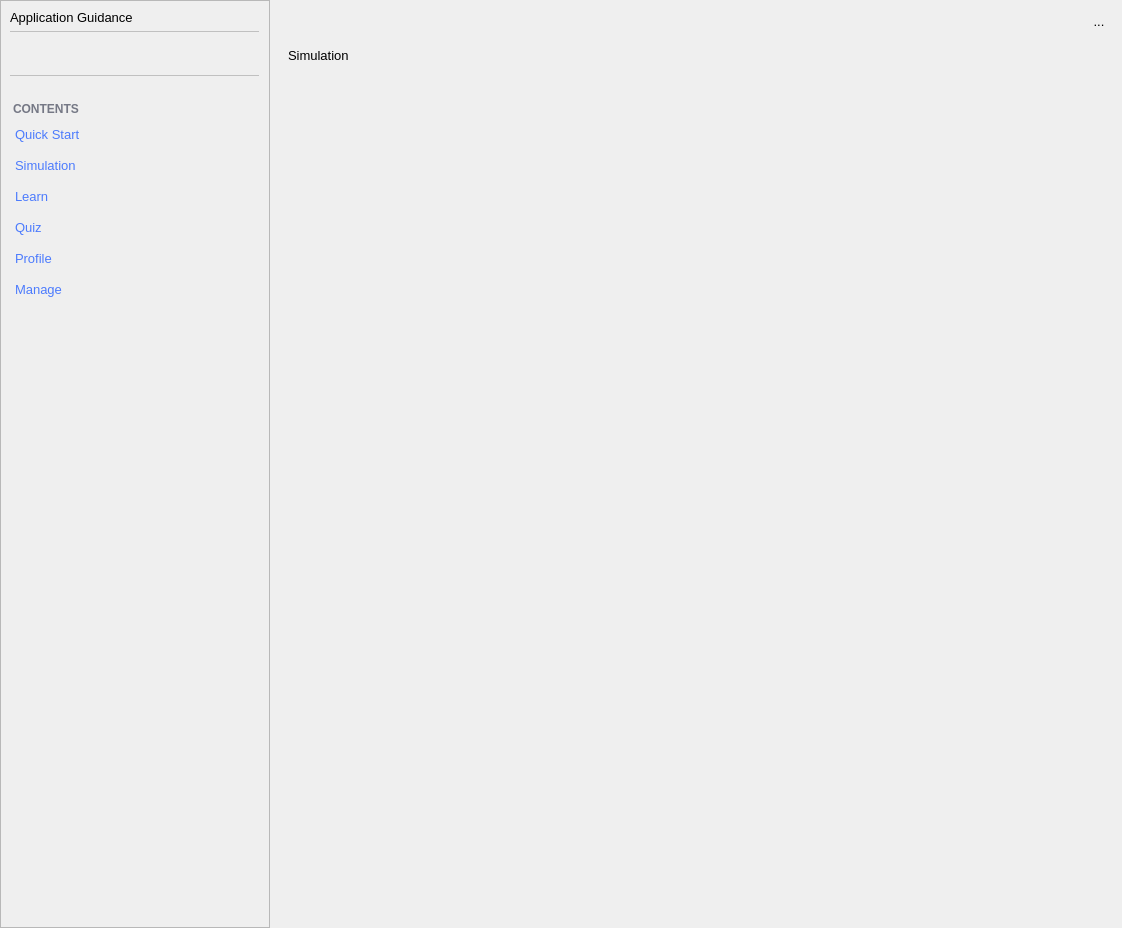
Old version of the form src/views_ui/help_view.ui in the repository devforgely/MFA-Simulator.
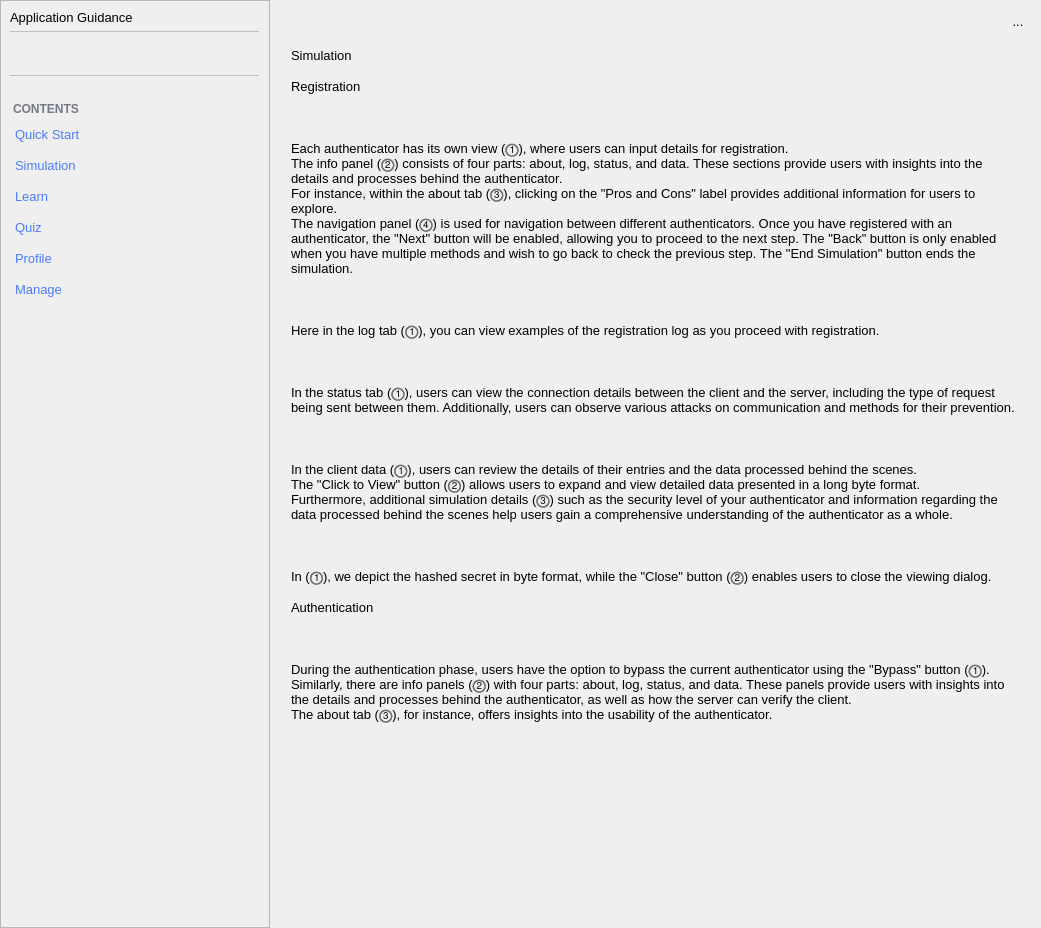
New version of the form. The open tabs and pages were chosen to show the change. Icons and pictures are not drawn. Custom widgets are drawn as their Qt base class.

Commit message: update help view

```diff
--- a/src/views_ui/help_view.ui
+++ b/src/views_ui/help_view.ui
@@ -6,7 +6,7 @@
    <rect>
     <x>0</x>
     <y>0</y>
-    <width>1122</width>
+    <width>1041</width>
     <height>928</height>
    </rect>
   </property>
@@ -79,6 +79,10 @@
 	background-color: transparent;
 }
 
+#stackedWidget QLabel {
+	margin-bottom: 10px;
+}
+
 #content1, #content2, #content3, #content4, #content5, #content6 {
 	background-color: transparent;
 }
@@ -463,8 +467,8 @@
                <rect>
                 <x>0</x>
                 <y>0</y>
-                <width>830</width>
-                <height>866</height>
+                <width>1412</width>
+                <height>6079</height>
                </rect>
               </property>
               <layout class="QVBoxLayout" name="verticalLayout_7">
@@ -475,6 +479,147 @@
                  </property>
                 </widget>
                </item>
+               <item>
+                <widget class="Heading2" name="label_10">
+                 <property name="text">
+                  <string>Registration</string>
+                 </property>
+                </widget>
+               </item>
+               <item>
+                <widget class="Picture" name="label_11">
+                 <property name="text">
+                  <string/>
+                 </property>
+                 <property name="pixmap">
+                  <pixmap>../resources/images/help/simulate1.png</pixmap>
+                 </property>
+                </widget>
+               </item>
+               <item>
+                <widget class="QLabel" name="label_12">
+                 <property name="text">
+                  <string>Each authenticator has its own view (⓵), where users can input details for registration.
+The info panel (⓶) consists of four parts: about, log, status, and data. These sections provide users with insights into the details and processes behind the authenticator.
+For instance, within the about tab (⓷), clicking on the &quot;Pros and Cons&quot; label provides additional information for users to explore.
+The navigation panel (⓸) is used for navigation between different authenticators. Once you have registered with an authenticator, the &quot;Next&quot; button will be enabled, allowing you to proceed to the next step. The &quot;Back&quot; button is only enabled when you have multiple methods and wish to go back to check the previous step. The &quot;End Simulation&quot; button ends the simulation.</string>
+                 </property>
+                 <property name="wordWrap">
+                  <bool>true</bool>
+                 </property>
+                </widget>
+               </item>
+               <item>
+                <widget class="Picture" name="label_13">
+                 <property name="text">
+                  <string/>
+                 </property>
+                 <property name="pixmap">
+                  <pixmap>../resources/images/help/simulate2.png</pixmap>
+                 </property>
+                </widget>
+               </item>
+               <item>
+                <widget class="QLabel" name="label_14">
+                 <property name="text">
+                  <string>Here in the log tab (⓵), you can view examples of the registration log as you proceed with registration.</string>
+                 </property>
+                 <property name="wordWrap">
+                  <bool>true</bool>
+                 </property>
+                </widget>
+               </item>
+               <item>
+                <widget class="Picture" name="label_15">
+                 <property name="text">
+                  <string/>
+                 </property>
+                 <property name="pixmap">
+                  <pixmap>../resources/images/help/simulate3.png</pixmap>
+                 </property>
+                </widget>
+               </item>
+               <item>
+                <widget class="QLabel" name="label_16">
+                 <property name="text">
+                  <string>In the status tab (⓵), users can view the connection details between the client and the server, including the type of request being sent between them. Additionally, users can observe various attacks on communication and methods for their prevention.</string>
+                 </property>
+                 <property name="wordWrap">
+                  <bool>true</bool>
+                 </property>
+                </widget>
+               </item>
+               <item>
+                <widget class="Picture" name="label_17">
+                 <property name="text">
+                  <string/>
+                 </property>
+                 <property name="pixmap">
+                  <pixmap>../resources/images/help/simulate4.png</pixmap>
+                 </property>
+                </widget>
+               </item>
+               <item>
+                <widget class="QLabel" name="label_18">
+                 <property name="text">
+                  <string>In the client data (⓵), users can review the details of their entries and the data processed behind the scenes. 
+The &quot;Click to View&quot; button (⓶) allows users to expand and view detailed data presented in a long byte format.
+Furthermore, additional simulation details (⓷) such as the security level of your authenticator and information regarding the data processed behind the scenes help users gain a comprehensive understanding of the authenticator as a whole.</string>
+                 </property>
+                 <property name="wordWrap">
+                  <bool>true</bool>
+                 </property>
+                </widget>
+               </item>
+               <item>
+                <widget class="Picture" name="label_19">
+                 <property name="text">
+                  <string/>
+                 </property>
+                 <property name="pixmap">
+                  <pixmap>../resources/images/help/simulate5.png</pixmap>
+                 </property>
+                </widget>
+               </item>
+               <item>
+                <widget class="QLabel" name="label_20">
+                 <property name="text">
+                  <string>In (⓵), we depict the hashed secret in byte format, while the &quot;Close&quot; button (⓶) enables users to close the viewing dialog.</string>
+                 </property>
+                 <property name="wordWrap">
+                  <bool>true</bool>
+                 </property>
+                </widget>
+               </item>
+               <item>
+                <widget class="Heading2" name="label_21">
+                 <property name="text">
+                  <string>Authentication</string>
+                 </property>
+                </widget>
+               </item>
+               <item>
+                <widget class="Picture" name="label_22">
+                 <property name="text">
+                  <string/>
+                 </property>
+                 <property name="pixmap">
+                  <pixmap>../resources/images/help/simulate6.png</pixmap>
+                 </property>
+                </widget>
+               </item>
+               <item>
+                <widget class="QLabel" name="label_23">
+                 <property name="text">
+                  <string>During the authentication phase, users have the option to bypass the current authenticator using the &quot;Bypass&quot; button (⓵).
+Similarly, there are info panels (⓶) with four parts: about, log, status, and data. These panels provide users with insights into the details and processes behind the authenticator, as well as how the server can verify the client.
+The about tab (⓷), for instance, offers insights into the usability of the authenticator.</string>
+                 </property>
+                 <property name="wordWrap">
+                  <bool>true</bool>
+                 </property>
+                </widget>
+               </item>
                <item>
                 <spacer name="verticalSpacer_3">
                  <property name="orientation">
```
Left out of the diff: 285 changed lines with no effect on the pictures. The commit also changes 29 other files.
